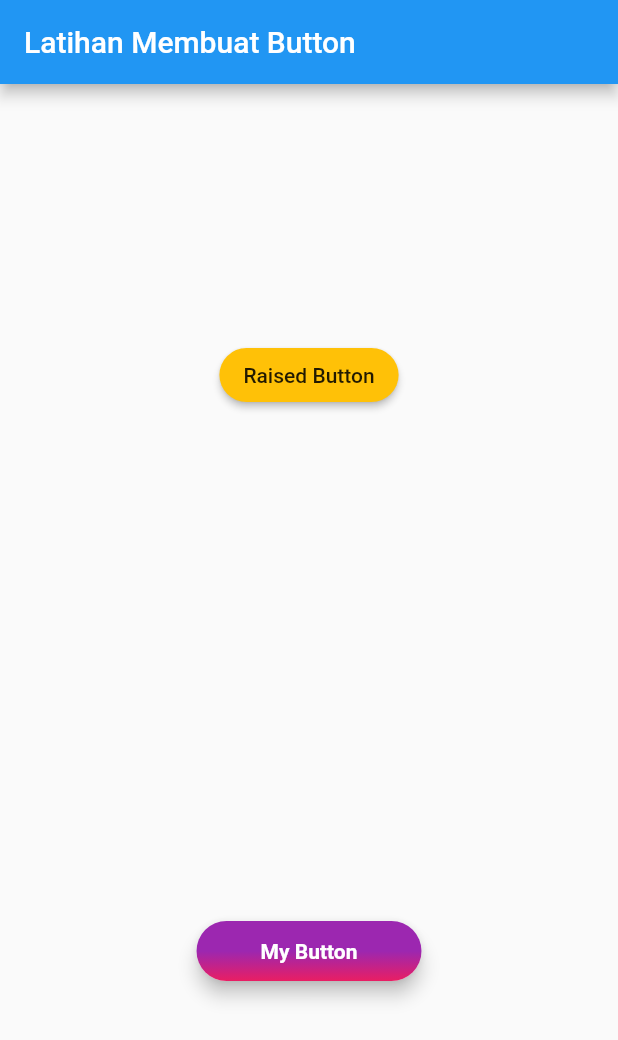
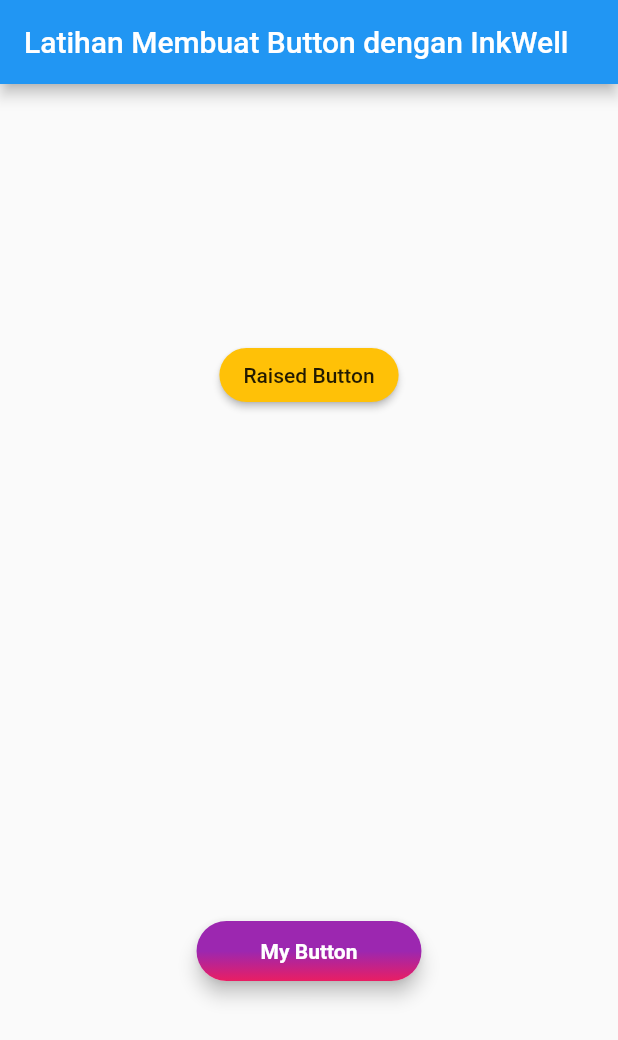
Before and after one commit to stevenleonard271/belajar-flutter-part2, a Flutter app: the screen it shows after launch, on a phone screen of 412 x 824 dp. Shown: the top 1040 px of the screen. Run offline on Flutter 3.47's test engine with Material 2 defaults, Android fonts, the phone set to English and light mode, and no system bars.

```diff
--- a/inkwell/lib/main.dart
+++ b/inkwell/lib/main.dart
@@ -15,7 +15,7 @@ class MyApp extends StatelessWidget {
     return MaterialApp(
       home: Scaffold(
         appBar: AppBar(
-          title: Text('Latihan Membuat Button'),
+          title: Text('Latihan Membuat Button dengan InkWell'),
         ),
         body: Center(
           child: Column(
```
